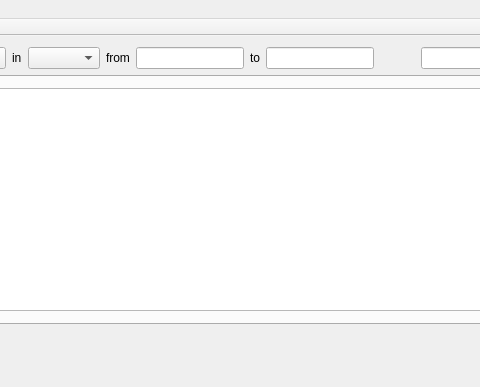
First picture: the form in mainwindow.ui, repository Tsibyonix/VisitationManagementTool, before the edit; both pictures show x 157 to 637 and y 0 to 387 of the 743 by 387 pixel window.
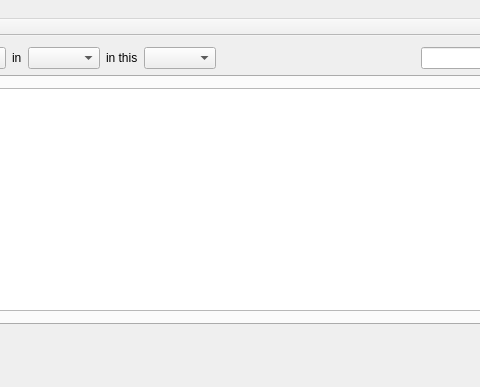
Second picture: the form after the edit.

Commit message: Added a new query to show data in fortnites(1 & 2) Signed-off-by: Sanchit Samuel <sanchit.samuel@live.com>

```diff
--- a/mainwindow.ui
+++ b/mainwindow.ui
@@ -64,36 +64,12 @@
       <item>
        <widget class="QLabel" name="from">
         <property name="text">
-         <string>from</string>
+         <string>in this</string>
         </property>
        </widget>
       </item>
       <item>
-       <widget class="QLineEdit" name="fromDateEdit">
-        <property name="sizePolicy">
-         <sizepolicy hsizetype="Fixed" vsizetype="Fixed">
-          <horstretch>0</horstretch>
-          <verstretch>0</verstretch>
-         </sizepolicy>
-        </property>
-       </widget>
-      </item>
-      <item>
-       <widget class="QLabel" name="to">
-        <property name="text">
-         <string>to</string>
-        </property>
-       </widget>
-      </item>
-      <item>
-       <widget class="QLineEdit" name="toDateEdit">
-        <property name="sizePolicy">
-         <sizepolicy hsizetype="Fixed" vsizetype="Fixed">
-          <horstretch>0</horstretch>
-          <verstretch>0</verstretch>
-         </sizepolicy>
-        </property>
-       </widget>
+       <widget class="QComboBox" name="fortnite"/>
       </item>
       <item>
        <spacer name="horizontalSpacer">
```
Left out of the diff: 8 changed lines with no effect on the pictures. The commit also changes 3 other files.
